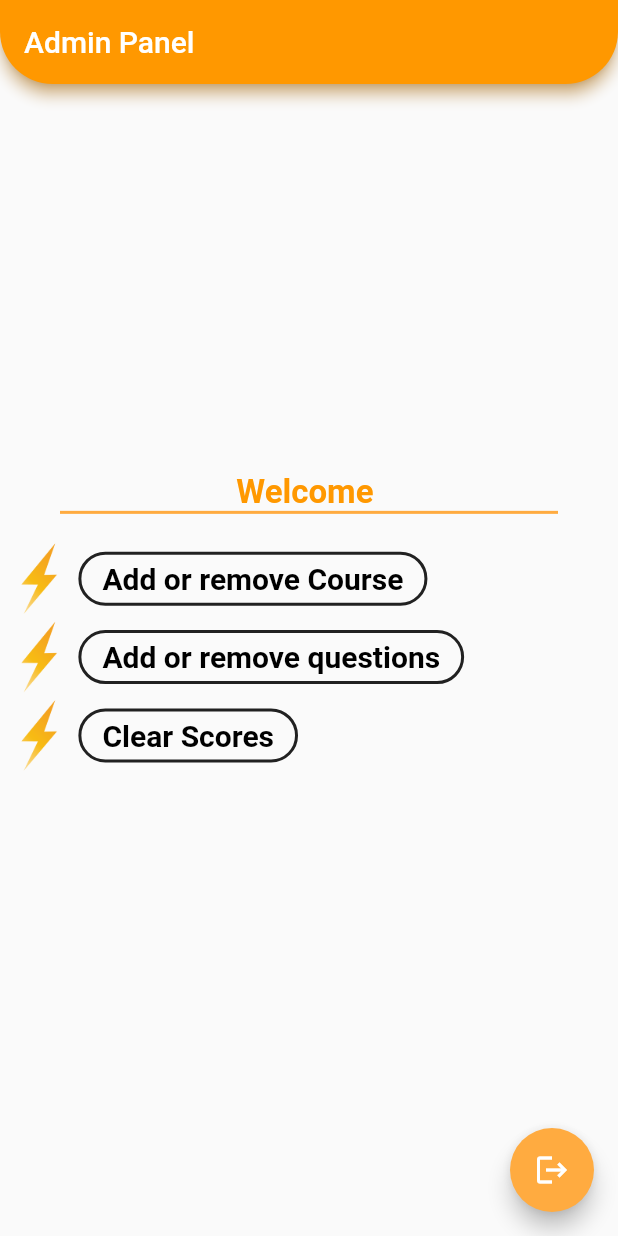
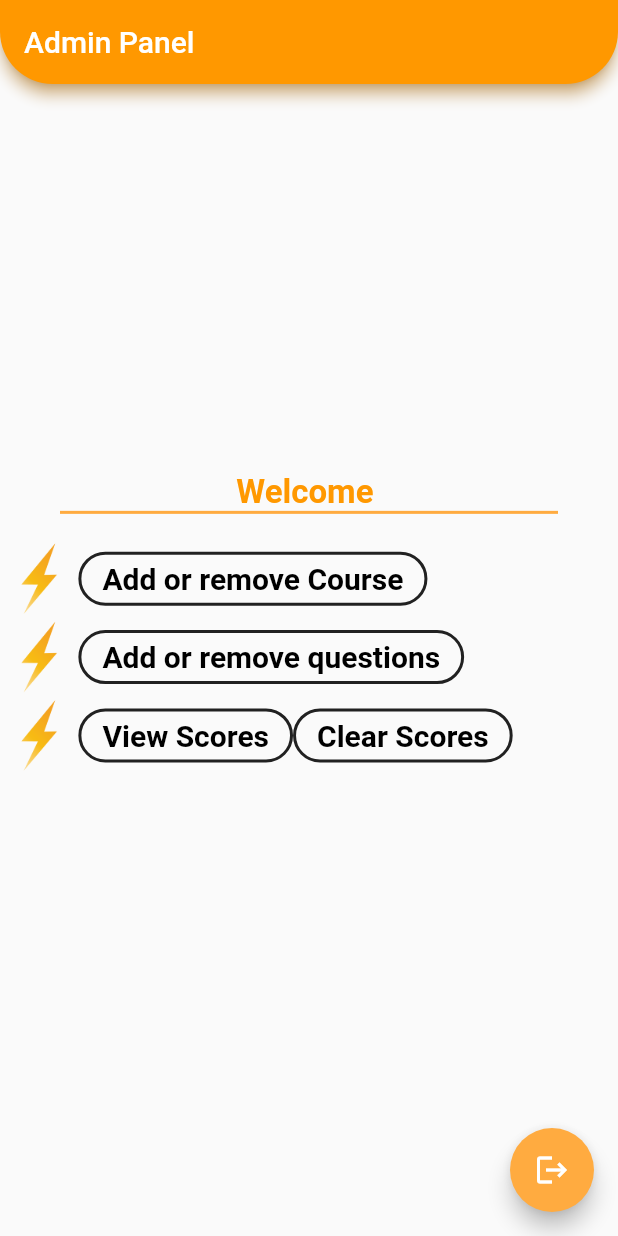
Before and after one commit to IshayEzagouri/Questionnaire, a Flutter app: the AdminPage screen opened by its route, on a phone screen of 412 x 824 dp. Run offline on Flutter 3.47's test engine with Material 2 defaults, Android fonts, the phone set to English and light mode, and no system bars; our stand-ins replace cloud_firestore, firebase_auth, firebase_core, flutter_rating_bar, flutter_screenutil, modal_progress_hud_nsn; accounts and stored records are empty.

```diff
--- a/lib/Classes/Course.dart
+++ b/lib/Classes/Course.dart
@@ -1,27 +1,109 @@
-import 'package:flutter/material.dart';
-import 'package:mashov/Classes/Questions.dart';
-
-class Course {
-  late String name;
-  late String professor;
-  List<Question> questions;
-  List<int> grades;
-
-  Course(
-      {this.professor = '',
-      this.questions = const [],
-      this.grades = const [],
-      this.name = ""});
-
-  void addQuestion(String question) => questions.add(Question());
-  void addGrade(int grade) => grades.add(grade);
-
-  void removeQuestion(int questionNumber) {
-    questions.remove(questionNumber);
-    grades.remove(questionNumber);
-  }
-
-  double getAvg() =>
-      grades.fold(0, (previousValue, element) => previousValue + element) /
-      grades.length;
-}
+// import 'package:flutter/material.dart';
+// import 'package:firebase_auth/firebase_auth.dart';
+// import 'package:cloud_firestore/cloud_firestore.dart';
+//
+// class ScoreBrain {
+//   String? professorID;
+//   String? courseID;
+//   int? questionID;
+//
+//   ScoreBrain(this.professorID, this.courseID, this.questionID);
+//   final FirebaseFirestore _firestore = FirebaseFirestore.instance;
+//
+//   Future<double> calc(professorID, courseID, questionID) {
+//     if (courseID == null && questionID == null && professorID != null)
+//       return calcAvgByProf(professorID);
+//     else if (professorID == null && questionID == null && courseID != null) {
+//       return calcAvgPerCourse(courseID);
+//     } else if (professorID == null && courseID == null && questionID != null) {
+//       //TODO calc by question
+//     }
+//   }
+//
+//   Future<int> fetchTotalQuestions() async {
+//     final QuerySnapshot<Map<String, dynamic>> snapshot =
+//         await _firestore.collection('questions').get();
+//
+//     return snapshot.size;
+//   }
+//
+//   Future<int> fetchUsersVoted(String documentId) async {
+//     final DocumentSnapshot<Map<String, dynamic>> snapshot =
+//         await _firestore.collection('scores').doc(documentId).get();
+//
+//     if (snapshot.exists) {
+//       final data = snapshot.data();
+//       if (data != null && data.containsKey('usersVoted')) {
+//         return data['usersVoted'] as int;
+//       }
+//     }
+//
+//     return 0; // Default value if the field is not present or an error occurred
+//   }
+//
+//   Future<double> calculateTotalScore(String documentId) async {
+//     final DocumentSnapshot<Map<String, dynamic>> snapshot =
+//         await _firestore.collection('scores').doc(documentId).get();
+//
+//     if (snapshot.exists) {
+//       final data = snapshot.data();
+//       if (data != null && data.containsKey('scores')) {
+//         List<dynamic> scores = data['scores'];
+//         double totalScore = scores.fold(0, (sum, score) => sum + (score ?? 0));
+//         return totalScore;
+//       }
+//     }
+//
+//     return 0; // Default value if the field is not present or an error occurred
+//   }
+//
+//   Future<double> calcAvgPerCourse(String documentID) async {
+//     final totalScore = await calculateTotalScore(documentID);
+//     final usersVoted = await fetchUsersVoted(documentID);
+//     final sumOfQuestions = await fetchTotalQuestions();
+//
+//     return totalScore / sumOfQuestions / usersVoted;
+//   }
+// }
+//
+// Future<double> calcByQuestion(int questionID) async {
+//   final QuerySnapshot<Map<String, dynamic>> snapshot = await FirebaseFirestore
+//       .instance
+//       .collection('scores')
+//       .where('question', isEqualTo: questionID)
+//       .get();
+//
+//   List<DocumentSnapshot<Map<String, dynamic>>> documents = snapshot.docs;
+//   double averageTotal = 0.0;
+//   int numberOfDocuments = documents.length;
+//
+//   for (DocumentSnapshot<Map<String, dynamic>> document in documents) {
+//     double average = await calculateTotalScore(document.id);
+//     averageTotal += average;
+//   }
+//
+//   return averageTotal / numberOfDocuments;
+// }
+//
+// Future<double> calcAvgByProf(professorID) async {
+//   if (professorID == null)
+//     return -99.0;
+//   else {
+//     final QuerySnapshot<Map<String, dynamic>> snapshot = await FirebaseFirestore
+//         .instance
+//         .collection('scores')
+//         .where('professor', isEqualTo: professorID)
+//         .get();
+//
+//     List<DocumentSnapshot<Map<String, dynamic>>> documents = snapshot.docs;
+//     double averageTotal = 0.0;
+//     int numberOfDocuments = documents.length;
+//
+//     for (DocumentSnapshot<Map<String, dynamic>> document in documents) {
+//       double average = await calcAvgByProf(professorID);
+//       averageTotal += average;
+//     }
+//
+//     return averageTotal / numberOfDocuments;
+//   }
+// }
--- a/lib/main.dart
+++ b/lib/main.dart
@@ -3,6 +3,7 @@ import 'package:mashov/screens/CoursePage_screen.dart';
 import 'package:mashov/screens/AdminPage.dart';
 import 'package:firebase_core/firebase_core.dart';
 import 'package:mashov/screens/LoginPage.dart';
+import 'package:mashov/screens/ViewScores.dart';
 import 'Classes/firebase_options.dart';
 import 'package:mashov/screens/DisplayQuestions_screen.dart';
 import 'screens/test.dart';
@@ -38,6 +39,7 @@ class MyApp extends StatelessWidget {
           )),
       initialRoute: test.id,
       routes: {
+        ViewScores.id: (context) => ViewScores(),
         Registration.id: (context) => Registration(),
         AnswerQuestions.id: (context) => AnswerQuestions(),
         HomePage.id: (context) => HomePage(),
--- a/lib/screens/AdminPage.dart
+++ b/lib/screens/AdminPage.dart
@@ -6,6 +6,7 @@ import 'package:mashov/screens/DisplayQuestions_screen.dart';
 import 'package:mashov/screens/CoursePage_screen.dart';
 import 'package:flutter_screenutil/flutter_screenutil.dart';
 import 'package:mashov/screens/HomePage.dart';
+import 'package:mashov/screens/ViewScores.dart';
 import 'package:mashov/screens/test.dart';
 
 final FirebaseFirestore _firestore = FirebaseFirestore.instance;
@@ -172,6 +173,24 @@ class _AdminPageState extends State<AdminPage>
                     ),
                     shape: StadiumBorder()),
                 onPressed: () {
+                  Navigator.pushNamed(context, ViewScores.id);
+                },
+                child: Text(
+                  'View Scores',
+                  style: TextStyle(
+                      fontSize: 20.0,
+                      fontWeight: FontWeight.w700,
+                      color: Colors.black),
+                ),
+              ),
+              OutlinedButton(
+                style: OutlinedButton.styleFrom(
+                    side: BorderSide(
+                      width: 2,
+                      color: Colors.black87,
+                    ),
+                    shape: StadiumBorder()),
+                onPressed: () {
                   clearScores();
                 },
                 child: Text(
```
Also changed, not shown: lib/screens/CoursePage_screen.dart (+11 -0 lines), lib/screens/DisplayQuestions_screen.dart (+6 -3 lines), lib/screens/ViewScores.dart (added, +21 -0 lines).
